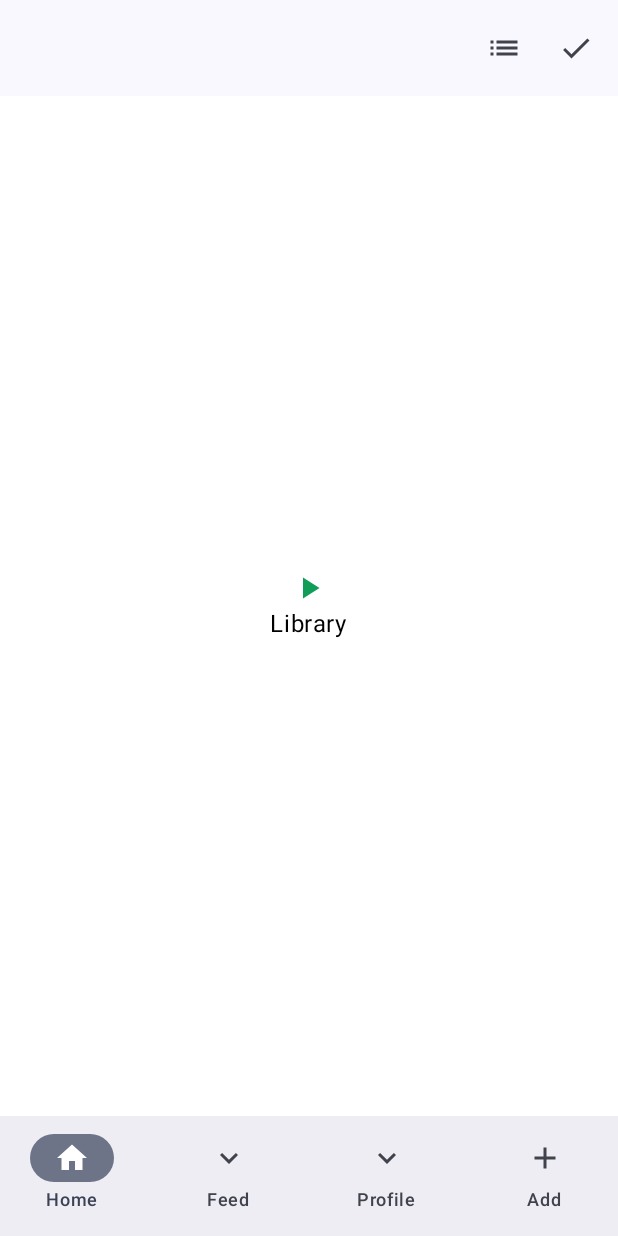
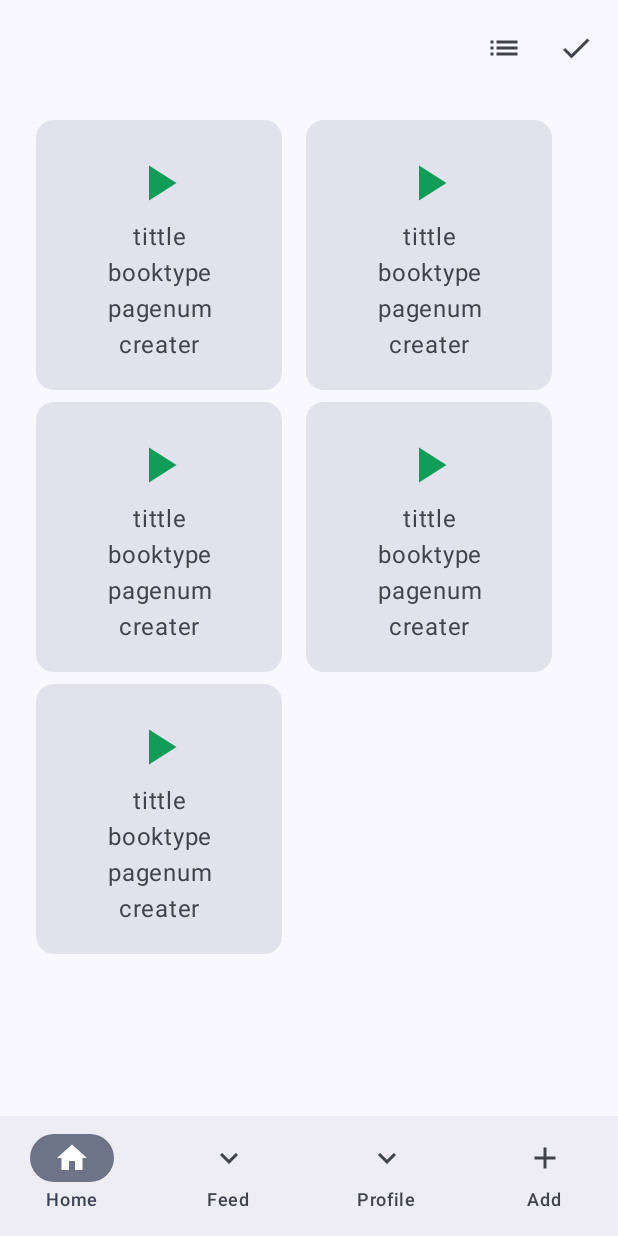
Before and after one commit to Mjsoylan/gruppe9mobilprog, an Android app built with Jetpack Compose: the BottomNavigation screen opened through its navigation route, on a phone screen of 412 x 824 dp. Run offline under Robolectric (Android 15) with nearby library versions, the phone set to English and light mode, and no system bars; our stand-ins replace Firebase (no records; nobody signed in at launch, a user with empty details on screens opened directly).

Commit message:
tying to make a grid with media cards

```diff
--- a/app/build.gradle.kts
+++ b/app/build.gradle.kts
@@ -62,6 +62,7 @@ dependencies {
     implementation("androidx.compose.ui:ui-tooling-preview")
     implementation("androidx.compose.material3:material3")
     implementation("androidx.navigation:navigation-compose:2.7.2")
+    implementation("com.google.firebase:firebase-database-ktx:20.2.2")
     testImplementation("junit:junit:4.13.2")
     androidTestImplementation("androidx.test.ext:junit:1.1.5")
     androidTestImplementation("androidx.test.espresso:espresso-core:3.5.1")
--- a/app/src/main/java/com/example/librarypluss_gruppe09/HomeNav.kt
+++ b/app/src/main/java/com/example/librarypluss_gruppe09/HomeNav.kt
@@ -24,7 +24,7 @@ fun HomeNav(
             FeedScreen()
         }
         composable("profile") {
-            ProfileScreen()
+            Profile()
         }
         composable("add") {
             AddScreen()
--- a/app/src/main/java/com/example/librarypluss_gruppe09/HomeSelection.kt
+++ b/app/src/main/java/com/example/librarypluss_gruppe09/HomeSelection.kt
@@ -1,15 +1,18 @@
 package com.example.librarypluss_gruppe09
 
+import android.content.ContentValues.TAG
+import android.util.Log
 import androidx.compose.foundation.background
 import androidx.compose.foundation.layout.Arrangement
+import androidx.compose.foundation.layout.Box
 import androidx.compose.foundation.layout.Column
 import androidx.compose.foundation.layout.fillMaxSize
 import androidx.compose.foundation.layout.padding
+import androidx.compose.foundation.lazy.grid.GridCells
+import androidx.compose.foundation.lazy.grid.LazyVerticalGrid
 import androidx.compose.material.icons.Icons
 import androidx.compose.material.icons.filled.Done
-import androidx.compose.material.icons.filled.Home
 import androidx.compose.material.icons.filled.List
-import androidx.compose.material.icons.filled.PlayArrow
 import androidx.compose.material3.ExperimentalMaterial3Api
 import androidx.compose.material3.Icon
 import androidx.compose.material3.IconButton
@@ -17,17 +20,24 @@ import androidx.compose.material3.Scaffold
 import androidx.compose.material3.Text
 import androidx.compose.material3.TopAppBar
 import androidx.compose.runtime.Composable
+import androidx.compose.runtime.State
+import androidx.compose.runtime.getValue
+import androidx.compose.runtime.mutableStateOf
+import androidx.compose.runtime.remember
+import androidx.compose.runtime.setValue
 import androidx.compose.ui.Alignment
 import androidx.compose.ui.Modifier
 import androidx.compose.ui.graphics.Color
-import androidx.compose.ui.tooling.preview.Preview
+import androidx.compose.ui.unit.dp
 import androidx.navigation.compose.NavHost
 import androidx.navigation.compose.composable
 import androidx.navigation.compose.rememberNavController
+import com.google.firebase.firestore.ktx.firestore
+import com.google.firebase.ktx.Firebase
 
 @OptIn(ExperimentalMaterial3Api::class)
 @Composable
-fun HomeSelection(modifier : Modifier = Modifier) {
+fun HomeSelection(modifier: Modifier = Modifier) {
     val navController = rememberNavController()
     Scaffold(topBar = {
         TopAppBar(
@@ -46,7 +56,7 @@ fun HomeSelection(modifier : Modifier = Modifier) {
                     )
                 }
             }
-            )
+        )
     }) { innerPadding ->
         NavHost(
             navController = navController,
@@ -64,30 +74,32 @@ fun HomeSelection(modifier : Modifier = Modifier) {
 
 }
 
-@Preview
 @Composable
-fun LibraryScreen() {
-    // Column Composable,
-    Column(
-        modifier = Modifier
-            .fillMaxSize()
-            .background(Color.White),
-        // parameters set to place the items in center
-        horizontalAlignment = Alignment.CenterHorizontally,
-        verticalArrangement = Arrangement.Center
-    ) {
-        // Icon Composable
-        Icon(
-            imageVector = Icons.Default.PlayArrow,
-            contentDescription = "library",
-            tint = Color(0xFF0F9D58)
-        )
-        // Text to Display the current Screen
-        Text(text = "Library", color = Color.Black)
+fun LibraryScreen(modifier: Modifier = Modifier) {
+    //todo implement database with viweModel and Flow
+//    var mList: Map<String, String> by remember {  mutableStateOf (mapOf()) }
+    val database = Firebase.firestore
+
+
+    database.collection("books").get()
+        .addOnSuccessListener { result ->
+            for (document in result) {
+                Log.i(TAG, "Error getting documents: ${document.data}")
+            }
+        }.addOnFailureListener { exception ->
+            Log.d(TAG, "Error getting documents: ", exception)
+        }
+
+    Box(modifier = modifier.fillMaxSize()) {
+        Column(modifier = Modifier.fillMaxSize()) {
+            LazyVerticalGrid(columns = GridCells.FixedSize(180.dp),
+                content = {
+                    items(5) {it -> MediaCard()}
+                }, modifier = modifier.padding(16.dp))}
+        }
     }
-}
 
-@Preview
+
 @Composable
 fun GoalsScreen() {
     // Column Composable,
--- /dev/null
+++ b/app/src/main/java/com/example/librarypluss_gruppe09/MediaCard.kt
@@ -0,0 +1,111 @@
+package com.example.librarypluss_gruppe09
+
+import android.util.Log
+import android.widget.Toast
+import androidx.compose.foundation.background
+import androidx.compose.foundation.layout.Arrangement
+import androidx.compose.foundation.layout.Box
+import androidx.compose.foundation.layout.Column
+import androidx.compose.foundation.layout.fillMaxSize
+import androidx.compose.foundation.layout.fillMaxWidth
+import androidx.compose.foundation.layout.height
+import androidx.compose.foundation.layout.padding
+import androidx.compose.foundation.layout.width
+import androidx.compose.foundation.layout.wrapContentSize
+import androidx.compose.material.icons.Icons
+import androidx.compose.material.icons.filled.PlayArrow
+import androidx.compose.material3.Card
+import androidx.compose.material3.CardColors
+import androidx.compose.material3.CardDefaults
+import androidx.compose.material3.ExperimentalMaterial3Api
+import androidx.compose.material3.Icon
+import androidx.compose.material3.IconButton
+import androidx.compose.material3.MaterialTheme
+import androidx.compose.material3.Text
+import androidx.compose.runtime.Composable
+import androidx.compose.runtime.getValue
+import androidx.compose.runtime.mutableStateOf
+import androidx.compose.runtime.remember
+import androidx.compose.runtime.setValue
+import androidx.compose.ui.Alignment
+import androidx.compose.ui.Modifier
+import androidx.compose.ui.graphics.Color
+import androidx.compose.ui.text.style.TextAlign
+import androidx.compose.ui.tooling.preview.Preview
+import androidx.compose.ui.unit.dp
+import com.example.librarypluss_gruppe09.ui.theme.PurpleGrey80
+import com.google.firebase.firestore.DocumentId
+import com.google.firebase.firestore.Exclude
+import com.google.firebase.firestore.IgnoreExtraProperties
+import com.google.firebase.firestore.ktx.firestore
+import com.google.firebase.firestore.ktx.toObject
+import com.google.firebase.ktx.Firebase
+import org.intellij.lang.annotations.JdkConstants.HorizontalAlignment
+
+//todo move to models
+@IgnoreExtraProperties
+data class Medie(val title : String = "",
+                 var booktype : String = "",
+                 var pagenum : String = "",
+                 var creater : String = ""){
+}
+
+
+@OptIn(ExperimentalMaterial3Api::class)
+@Composable
+fun MediaCard(){
+    var tittle by remember { mutableStateOf("tittle") }
+    var booktype by remember { mutableStateOf("booktype") }
+    var pagenum by remember { mutableStateOf("x3") }
+    var creater by remember { mutableStateOf("x4") }
+    var user by remember { mutableStateOf("x5") }
+
+    Card(
+        onClick = {  },
+        modifier = Modifier.padding(8.dp, 0.dp, 8.dp, 8.dp),
+        colors = CardDefaults.cardColors(
+            containerColor = MaterialTheme.colorScheme.surfaceVariant,
+        )
+    ) {
+        Box(modifier = Modifier.wrapContentSize()){
+            Column(modifier = Modifier
+                .fillMaxWidth()
+                .height(180.dp),
+                horizontalAlignment = Alignment.CenterHorizontally,
+                verticalArrangement = Arrangement.Center) {
+                IconButton(onClick = { /*TODO*/ }) {
+                    Icon(
+                        imageVector = Icons.Default.PlayArrow,
+                        contentDescription = "library",
+                        tint = Color(0xFF0F9D58),
+                        modifier = Modifier.fillMaxSize()
+                    )
+                }
+                    Box() {
+                        Text(text = "tittle", textAlign = TextAlign.Center,)
+                    }
+                    Box() {
+                        Text(text =  "booktype", textAlign = TextAlign.Center,)
+                    }
+                    Box() {
+                        Text(text = "pagenum", textAlign = TextAlign.Center,)
+                    }
+                    Box() {
+                        Text(text = "creater", textAlign = TextAlign.Center,)
+                    }
+            //                    Box() {
+//                        Text(text = medie.title, textAlign = TextAlign.Center,)
+//                    }
+//                    Box() {
+//                        Text(text = medie.booktype, textAlign = TextAlign.Center,)
+//                    }
+//                    Box() {
+//                        Text(text =medie.pagenum, textAlign = TextAlign.Center,)
+//                    }
+//                    Box() {
+//                        Text(text = medie.creater, textAlign = TextAlign.Center,)
+//                    }
+            }
+        }
+    }
+}
```
Also changed, not shown: app/src/main/java/com/example/librarypluss_gruppe09/BottomNavigation.kt (+0 -9 lines), app/src/main/java/com/example/librarypluss_gruppe09/NavFromHomeScreen.kt (+22 -22 lines), app/src/main/java/com/example/librarypluss_gruppe09/medieViewModel.kt (added, +23 -0 lines).
